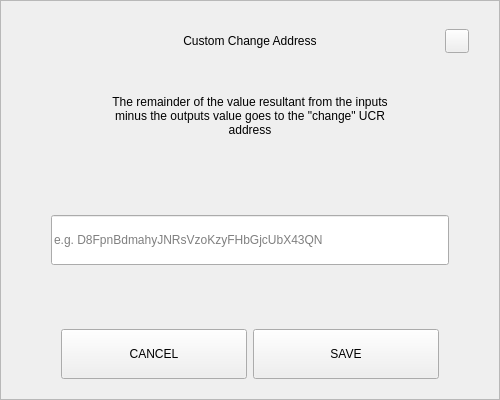
This is src/qt/pivx/forms/sendchangeaddressdialog.ui in decenomy/DSW as Qt 5 draws it before an edit. The edited form follows.
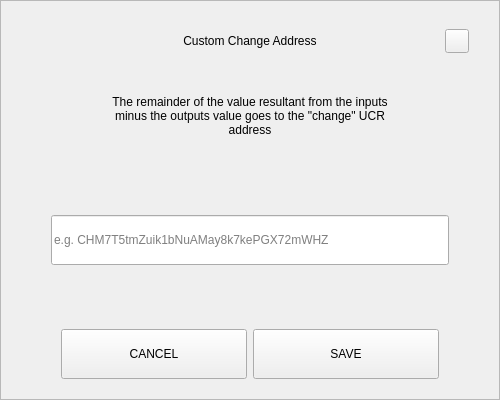
This is the edited form.

```diff
--- a/src/qt/pivx/forms/sendchangeaddressdialog.ui
+++ b/src/qt/pivx/forms/sendchangeaddressdialog.ui
@@ -207,7 +207,7 @@
            </size>
           </property>
           <property name="placeholderText">
-           <string notr="true">e.g. D8FpnBdmahyJNRsVzoKzyFHbGjcUbX43QN</string>
+           <string notr="true">e.g. CHM7T5tmZuik1bNuAMay8k7kePGX72mWHZ</string>
           </property>
          </widget>
         </item>
```
